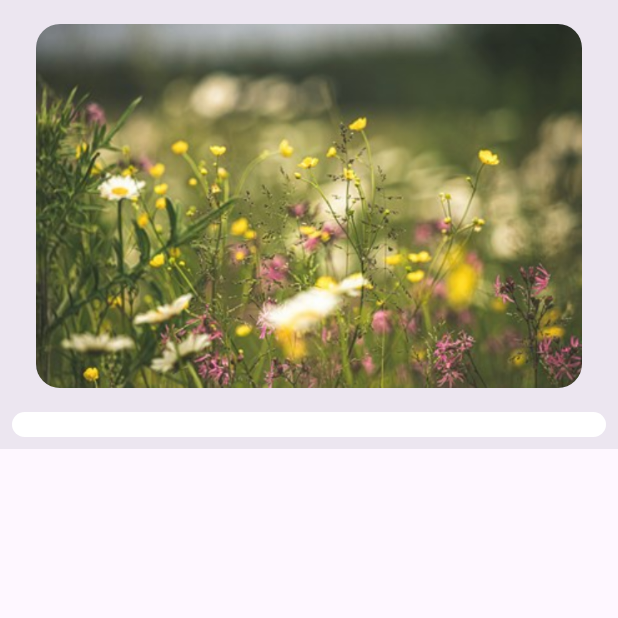
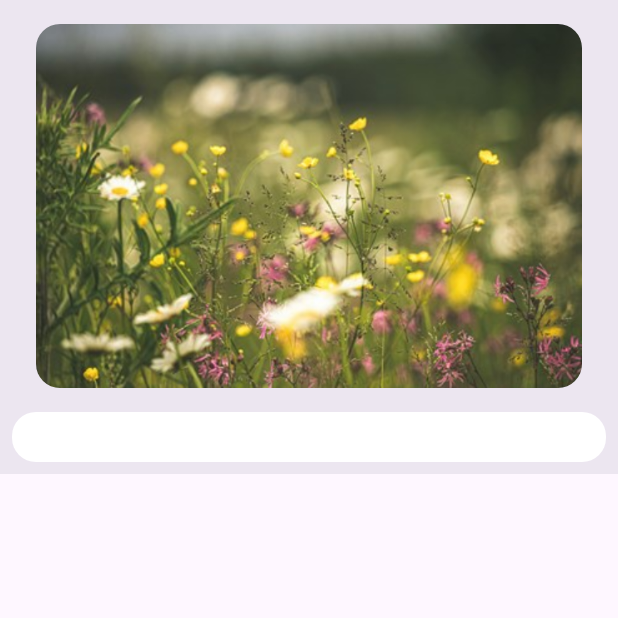
Before and after one commit to ViktoriaGavrosh/Android_App_Fairy_Tales, an Android app built with Jetpack Compose: the composable ContentDetailScreen called with empty values, on a phone screen of 412 x 824 dp, the top half of it. Run offline under Robolectric (Android 15) with nearby library versions, the phone set to English and light mode, and no system bars; Roboto replaces fonts that are not available here.

```diff
--- a/app/build.gradle.kts
+++ b/app/build.gradle.kts
@@ -82,7 +82,7 @@ dependencies {
     implementation("org.jetbrains.kotlinx:kotlinx-coroutines-android:1.8.1")
 
     // Compose
-    implementation(platform("androidx.compose:compose-bom:2024.06.00"))
+    implementation(platform("androidx.compose:compose-bom:2024.08.00"))
     implementation("androidx.compose.ui:ui")
     implementation("androidx.compose.ui:ui-graphics")
     implementation("androidx.compose.ui:ui-tooling-preview")
@@ -94,7 +94,7 @@ dependencies {
 
     androidTestImplementation("androidx.test.ext:junit:1.2.1")
     androidTestImplementation("androidx.test.espresso:espresso-core:3.6.1")
-    androidTestImplementation(platform("androidx.compose:compose-bom:2024.06.00"))
+    androidTestImplementation(platform("androidx.compose:compose-bom:2024.08.00"))
     androidTestImplementation("androidx.compose.ui:ui-test-junit4")
 
     debugImplementation("androidx.compose.ui:ui-tooling")
--- a/app/src/main/java/com/viktoriagavrosh/fairytales/ui/detailscreen/VerticalDetailScreen.kt
+++ b/app/src/main/java/com/viktoriagavrosh/fairytales/ui/detailscreen/VerticalDetailScreen.kt
@@ -2,13 +2,13 @@ package com.viktoriagavrosh.fairytales.ui.detailscreen
 
 import android.content.res.Configuration
 import androidx.compose.animation.animateContentSize
+import androidx.compose.foundation.background
 import androidx.compose.foundation.layout.Arrangement
 import androidx.compose.foundation.layout.Column
 import androidx.compose.foundation.layout.fillMaxWidth
 import androidx.compose.foundation.layout.padding
+import androidx.compose.foundation.shape.RoundedCornerShape
 import androidx.compose.material3.Button
-import androidx.compose.material3.Card
-import androidx.compose.material3.CardDefaults
 import androidx.compose.material3.MaterialTheme
 import androidx.compose.material3.Text
 import androidx.compose.runtime.Composable
@@ -18,8 +18,10 @@ import androidx.compose.runtime.remember
 import androidx.compose.runtime.setValue
 import androidx.compose.ui.Alignment
 import androidx.compose.ui.Modifier
+import androidx.compose.ui.draw.clip
 import androidx.compose.ui.res.dimensionResource
 import androidx.compose.ui.res.stringResource
+import androidx.compose.ui.text.style.TextAlign
 import androidx.compose.ui.tooling.preview.Preview
 import androidx.compose.ui.unit.sp
 import com.viktoriagavrosh.fairytales.R
@@ -46,6 +48,7 @@ fun VerticalDetailScreen(
         modifier = modifier,
         verticalArrangement = Arrangement.Center,
     ) {
+
         if (tale.genre != Genre.Puzzle) {
             TaleImage(
                 title = tale.title,
@@ -98,19 +101,29 @@ fun VerticalDetailScreen(
  */
 @Composable
 fun TextDetail(
-    text: String,
+    tale: TaleUi,
     fontSize: Float,
     modifier: Modifier = Modifier,
 ) {
-    Card(
-        colors = CardDefaults.cardColors(
-            containerColor = MaterialTheme.colorScheme.onPrimary,
-        ),
+    Column(
+        horizontalAlignment = Alignment.CenterHorizontally,
         modifier = modifier
-            .padding(dimensionResource(id = R.dimen.padding_small)),
+            .padding(dimensionResource(id = R.dimen.padding_small))
+            .clip(RoundedCornerShape(dimensionResource(id = R.dimen.corner)))
+            .background(color = MaterialTheme.colorScheme.onPrimary),
     ) {
+        if (tale.genre == Genre.Story) {
+            Text(
+                text = tale.title,
+                style = MaterialTheme.typography.displaySmall,
+                fontSize = fontSize.sp,
+                textAlign = TextAlign.Center,
+                modifier = Modifier
+                    .padding(dimensionResource(id = R.dimen.padding_small)),
+            )
+        }
         Text(
-            text = text,
+            text = tale.text,
             fontSize = fontSize.sp,
             style = MaterialTheme.typography.bodyLarge,
             modifier = Modifier
@@ -128,6 +141,7 @@ private fun VerticalDetailScreenPreview() {
     FairyTalesTheme {
         VerticalDetailScreen(
             tale = TaleUi(
+                title = "Title",
                 text = "Text",
             ),
             fontSize = 24.0F,
@@ -142,6 +156,7 @@ private fun StoryVerticalDetailScreenPreview() {
     FairyTalesTheme {
         VerticalDetailScreen(
             tale = TaleUi(
+                title = "Title",
                 genre = Genre.Story,
                 text = "Text",
             ),
@@ -157,6 +172,7 @@ private fun PuzzleVerticalDetailScreenPreview() {
     FairyTalesTheme {
         VerticalDetailScreen(
             tale = TaleUi(
+                title = "Title",
                 genre = Genre.Puzzle,
                 text = "Text",
                 answer = "answer",
--- a/app/src/main/java/com/viktoriagavrosh/fairytales/ui/elements/GridTales.kt
+++ b/app/src/main/java/com/viktoriagavrosh/fairytales/ui/elements/GridTales.kt
@@ -35,7 +35,7 @@ fun GridTales(
         items(tales) { tale ->
             TaleCard(
                 tale = tale,
-                minLineText = 2,    // TODO check it !
+                minLineText = 2,
                 onCardClick = onCardClick,
                 onHeartClick = onHeartClick,
                 modifier = Modifier.padding(dimensionResource(id = R.dimen.padding_medium)),
--- a/app/src/main/java/com/viktoriagavrosh/fairytales/ui/elements/TaleCard.kt
+++ b/app/src/main/java/com/viktoriagavrosh/fairytales/ui/elements/TaleCard.kt
@@ -35,7 +35,7 @@ fun TaleCard(
     onCardClick: (TaleUi) -> Unit,
     onHeartClick: (TaleUi) -> Unit,
     modifier: Modifier = Modifier,
-    minLineText: Int = 1,    // TODO check it !
+    minLineText: Int = 1,
 ) {
     Card(
         onClick = { onCardClick(tale) },
--- a/app/src/main/java/com/viktoriagavrosh/fairytales/ui/elements/TaleText.kt
+++ b/app/src/main/java/com/viktoriagavrosh/fairytales/ui/elements/TaleText.kt
@@ -17,14 +17,14 @@ fun TaleText(
     Row(modifier = modifier) {
         if (tale.genre == Genre.Story) {
             TextDetail(
-                text = tale.text,
+                tale = tale,
                 fontSize = fontSize,
                 modifier = Modifier.fillMaxWidth()
             )
         } else {
             Spacer(modifier = Modifier.weight(1F))
             TextDetail(
-                text = tale.text,
+                tale = tale,
                 fontSize = fontSize,
             )
             Spacer(modifier = Modifier.weight(1F))
--- a/app/src/main/java/com/viktoriagavrosh/fairytales/ui/theme/Type.kt
+++ b/app/src/main/java/com/viktoriagavrosh/fairytales/ui/theme/Type.kt
@@ -18,7 +18,6 @@ val Typography = Typography(
         fontFamily = Popping,
         fontWeight = FontWeight.Bold,
         fontSize = 40.sp,
-        //lineHeight = 30.sp
     ),
     displaySmall = TextStyle(
         fontFamily = Popping,
@@ -29,14 +28,12 @@ val Typography = Typography(
         fontFamily = Popping,
         fontWeight = FontWeight.Normal,
         fontSize = 20.sp,
-        //lineHeight = 24.sp,
         letterSpacing = 0.5.sp
     ),
     labelSmall = TextStyle(
         fontFamily = Popping,
         fontWeight = FontWeight.Normal,
         fontSize = 11.sp,
-        //lineHeight = 16.sp,
         letterSpacing = 0.5.sp
     )
 )
--- a/build.gradle.kts
+++ b/build.gradle.kts
@@ -7,7 +7,7 @@ buildscript {
 }
 
 plugins {
-    id("com.android.application") version "8.5.2" apply false
+    id("com.android.application") version "8.6.0" apply false
     id("org.jetbrains.kotlin.android") version "2.0.10" apply false
     id("org.jetbrains.kotlin.plugin.compose") version "2.0.10" apply false
     id("com.google.devtools.ksp") version "2.0.10-1.0.24" apply false
```
Also changed, not shown: app/src/main/java/com/viktoriagavrosh/fairytales/ui/detailscreen/DetailScreen.kt (+4 -6 lines).
